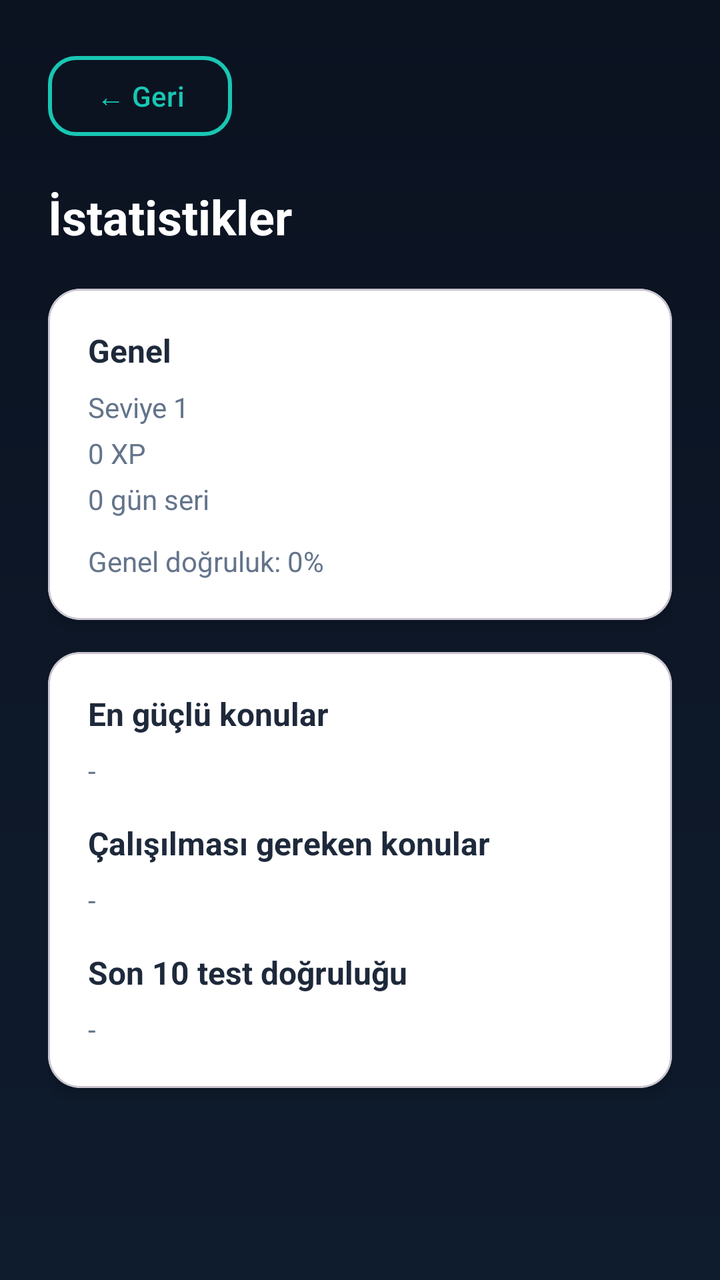
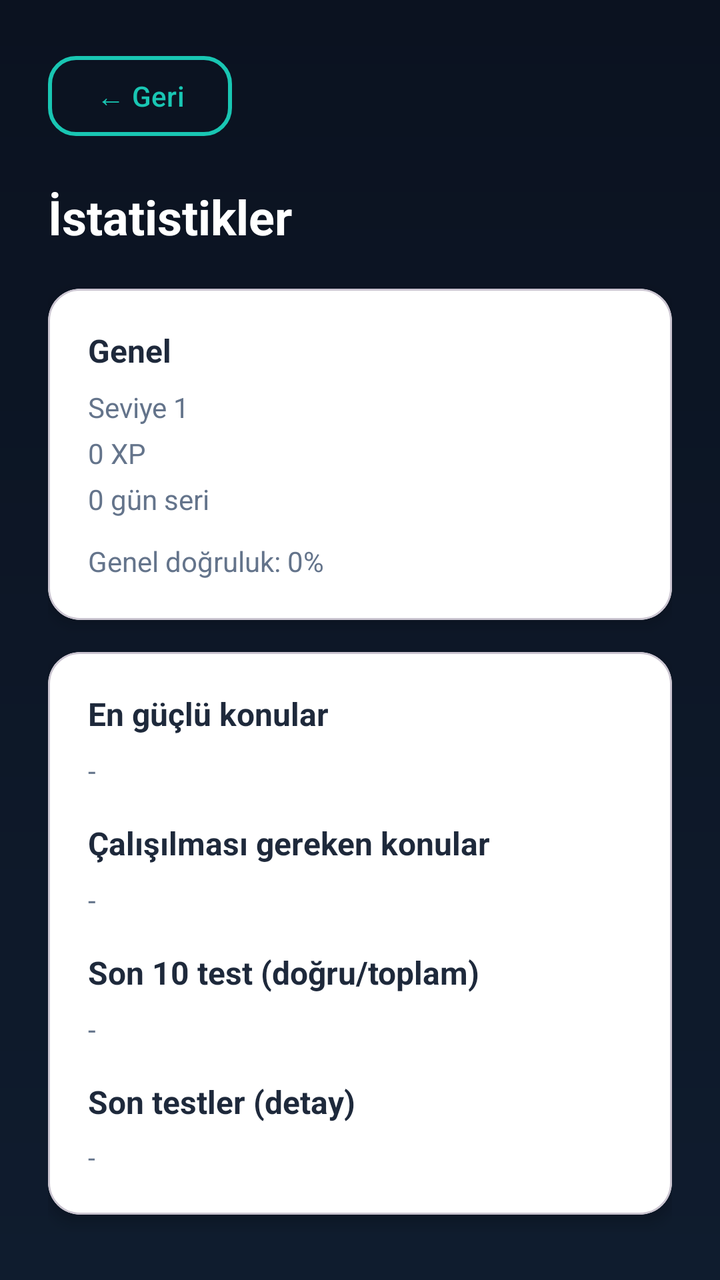

Before-and-after screenshots of an Android layout around one commit, followed by the original layout XML and the change that was made.
<!-- AndroidManifest.xml: application theme Theme.BrainBuddy -->
<!-- res/layout/activity_stats.xml -->
<?xml version="1.0" encoding="utf-8"?>
<ScrollView xmlns:android="http://schemas.android.com/apk/res/android"
    xmlns:app="http://schemas.android.com/apk/res-auto"
    android:layout_width="match_parent"
    android:layout_height="match_parent"
    android:background="@drawable/bg_gradient"
    android:fillViewport="true">

    <LinearLayout
        android:layout_width="match_parent"
        android:layout_height="wrap_content"
        android:orientation="vertical"
        android:padding="24dp">

        <Button
            android:id="@+id/btnBack"
            style="@style/BBButtonAlt"
            android:layout_width="wrap_content"
            android:layout_height="48dp"
            android:text="← Geri"/>

        <TextView
            android:layout_width="match_parent"
            android:layout_height="wrap_content"
            android:layout_marginTop="20dp"
            android:text="İstatistikler"
            android:textSize="24sp"
            android:textStyle="bold"
            android:textColor="@color/white"/>

        <com.google.android.material.card.MaterialCardView
            android:layout_width="match_parent"
            android:layout_height="wrap_content"
            app:cardCornerRadius="16dp"
            app:cardElevation="4dp"
            app:cardBackgroundColor="@color/white"
            android:layout_marginTop="20dp">

            <LinearLayout
                android:layout_width="match_parent"
                android:layout_height="wrap_content"
                android:orientation="vertical"
                android:padding="20dp">

                <TextView
                    android:layout_width="wrap_content"
                    android:layout_height="wrap_content"
                    android:text="Genel"
                    android:textSize="16sp"
                    android:textStyle="bold"
                    android:textColor="@color/bb_text_dark"/>

                <TextView
                    android:id="@+id/tvLevel"
                    android:layout_width="wrap_content"
                    android:layout_height="wrap_content"
                    android:layout_marginTop="8dp"
                    android:text="Seviye 1"
                    android:textSize="14sp"
                    android:textColor="@color/bb_text_dark_muted"/>

                <TextView
                    android:id="@+id/tvXp"
                    android:layout_width="wrap_content"
                    android:layout_height="wrap_content"
                    android:layout_marginTop="4dp"
                    android:text="0 XP"
                    android:textSize="14sp"
                    android:textColor="@color/bb_text_dark_muted"/>

                <TextView
                    android:id="@+id/tvStreak"
                    android:layout_width="wrap_content"
                    android:layout_height="wrap_content"
                    android:layout_marginTop="4dp"
                    android:text="0 gün seri"
                    android:textSize="14sp"
                    android:textColor="@color/bb_text_dark_muted"/>

                <TextView
                    android:id="@+id/tvOverallAccuracy"
                    android:layout_width="wrap_content"
                    android:layout_height="wrap_content"
                    android:layout_marginTop="12dp"
                    android:text="Genel doğruluk: 0%"
                    android:textSize="14sp"
                    android:textColor="@color/bb_text_dark_muted"/>
            </LinearLayout>
        </com.google.android.material.card.MaterialCardView>

        <com.google.android.material.card.MaterialCardView
            android:layout_width="match_parent"
            android:layout_height="wrap_content"
            app:cardCornerRadius="16dp"
            app:cardElevation="4dp"
            app:cardBackgroundColor="@color/white"
            android:layout_marginTop="16dp">

            <LinearLayout
                android:layout_width="match_parent"
                android:layout_height="wrap_content"
                android:orientation="vertical"
                android:padding="20dp">

                <TextView
                    android:layout_width="wrap_content"
                    android:layout_height="wrap_content"
                    android:text="En güçlü konular"
                    android:textSize="16sp"
                    android:textStyle="bold"
                    android:textColor="@color/bb_text_dark"/>

                <TextView
                    android:id="@+id/tvStrongTopics"
                    android:layout_width="match_parent"
                    android:layout_height="wrap_content"
                    android:layout_marginTop="8dp"
                    android:text="-"
                    android:textSize="14sp"
                    android:textColor="@color/bb_text_dark_muted"/>

                <TextView
                    android:layout_width="wrap_content"
                    android:layout_height="wrap_content"
                    android:layout_marginTop="16dp"
                    android:text="Çalışılması gereken konular"
                    android:textSize="16sp"
                    android:textStyle="bold"
                    android:textColor="@color/bb_text_dark"/>

                <TextView
                    android:id="@+id/tvWeakTopics"
                    android:layout_width="match_parent"
                    android:layout_height="wrap_content"
                    android:layout_marginTop="8dp"
                    android:text="-"
                    android:textSize="14sp"
                    android:textColor="@color/bb_text_dark_muted"/>

                <TextView
                    android:layout_width="wrap_content"
                    android:layout_height="wrap_content"
                    android:layout_marginTop="16dp"
                    android:text="Son 10 test doğruluğu"
                    android:textSize="16sp"
                    android:textStyle="bold"
                    android:textColor="@color/bb_text_dark"/>

                <TextView
                    android:id="@+id/tvRecentTrend"
                    android:layout_width="match_parent"
                    android:layout_height="wrap_content"
                    android:layout_marginTop="8dp"
                    android:text="-"
                    android:textSize="14sp"
                    android:textColor="@color/bb_text_dark_muted"/>
            </LinearLayout>
        </com.google.android.material.card.MaterialCardView>
    </LinearLayout>
</ScrollView>
<!-- resources referenced by this layout -->
<resources>
  <color name="bb_text_dark">#1E293B</color>
  <color name="bb_text_dark_muted">#64748B</color>
  <color name="white">#FFFFFF</color>
  <!-- drawable bg_gradient (drawable) -->
  <?xml version="1.0" encoding="utf-8"?>
  <layer-list xmlns:android="http://schemas.android.com/apk/res/android">
      <item>
          <shape>
              <gradient
                  android:angle="270"
                  android:startColor="#0B1220"
                  android:endColor="#0F1C2E"/>
          </shape>
      </item>
  </layer-list>
  <style name="BBButtonAlt" parent="Widget.Material3.Button.OutlinedButton">
          <item name="android:minHeight">48dp</item>
          <item name="cornerRadius">14dp</item>
          <item name="android:textAllCaps">false</item>
          <item name="android:textColor">@color/bb_primary</item>
          <item name="strokeColor">@color/bb_primary</item>
          <item name="strokeWidth">2dp</item>
      </style>
  <style name="Theme.BrainBuddy" parent="Theme.Material3.DayNight.NoActionBar">
          
          <item name="colorPrimary">@color/bb_primary</item>
          <item name="colorOnPrimary">@color/white</item>
          <item name="colorSecondary">@color/bb_secondary</item>
          <item name="colorOnSecondary">@color/white</item>
          <item name="colorTertiary">@color/bb_tertiary</item>
          <item name="colorOnTertiary">@color/white</item>
  
          
          <item name="android:windowBackground">@color/bb_bg</item>
          <item name="android:textColorPrimary">@color/bb_text</item>
          <item name="android:textColorSecondary">@color/bb_text_muted</item>
      </style>
  <color name="bb_primary">#19C6B3</color>
  <color name="bb_secondary">#38BDF8</color>
  <color name="bb_tertiary">#A78BFA</color>
  <color name="bb_bg">#0B1220</color>
  <color name="bb_text">#EAF0FF</color>
  <color name="bb_text_muted">#A9B4D0</color>
</resources>

<!-- the commit's change to res/layout/activity_stats.xml (unified diff, before → after) -->
@@ -141,7 +141,7 @@
                     android:layout_width="wrap_content"
                     android:layout_height="wrap_content"
                     android:layout_marginTop="16dp"
-                    android:text="Son 10 test doğruluğu"
+                    android:text="Son 10 test (doğru/toplam)"
                     android:textSize="16sp"
                     android:textStyle="bold"
                     android:textColor="@color/bb_text_dark"/>
@@ -154,6 +154,24 @@
                     android:text="-"
                     android:textSize="14sp"
                     android:textColor="@color/bb_text_dark_muted"/>
+
+                <TextView
+                    android:layout_width="wrap_content"
+                    android:layout_height="wrap_content"
+                    android:layout_marginTop="16dp"
+                    android:text="Son testler (detay)"
+                    android:textSize="16sp"
+                    android:textStyle="bold"
+                    android:textColor="@color/bb_text_dark"/>
+
+                <TextView
+                    android:id="@+id/tvPerTestDetail"
+                    android:layout_width="match_parent"
+                    android:layout_height="wrap_content"
+                    android:layout_marginTop="8dp"
+                    android:text="-"
+                    android:textSize="13sp"
+                    android:textColor="@color/bb_text_dark_muted"/>
             </LinearLayout>
         </com.google.android.material.card.MaterialCardView>
     </LinearLayout>
